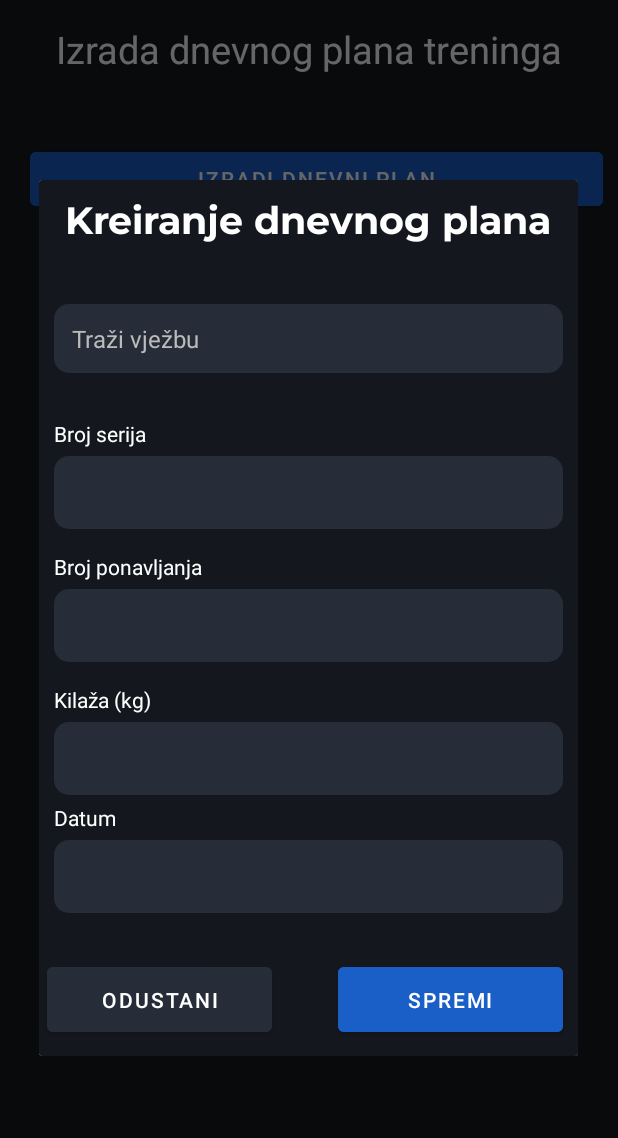
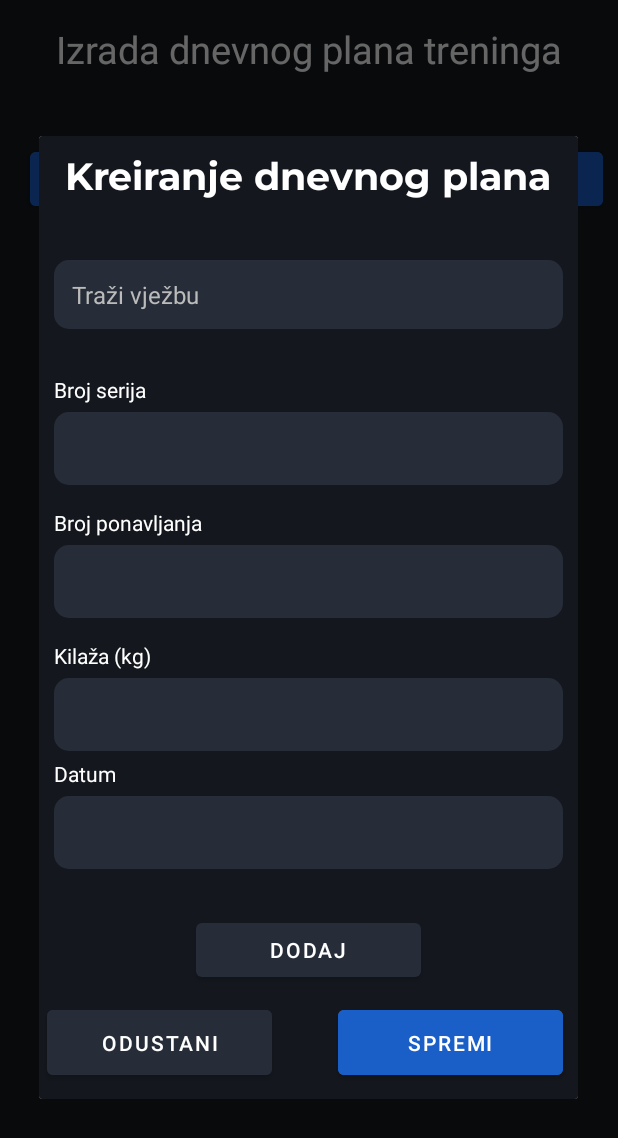
Before and after one commit to AndrejAntonic/RAMPU-projekt, an Android app: the fragment CreateWorkoutPlanFragment shown on its own in the app's theme, after a tap on "IZRADI DNEVNI PLAN", on a phone screen of 412 x 824 dp. Shown: the top 1138 px of the screen. Run offline under Robolectric (Android 15) with nearby library versions, the phone set to English and light mode, and no system bars; our stand-ins replace Firebase (no records; nobody signed in at launch, a user with empty details on screens opened directly).

Commit message:
Dodana tipka Add na xml izrade dnevnog plana treninga kako bi mogli prvo dodati sve vjebe u listu te zadim sa tipkom spremi spremiti cijelu listu u kolekciju na bazi podataka u firebaseu.

```diff
--- a/Software/MyFitness/app/src/main/res/layout/fragment_create_workout_plan_for_day.xml
+++ b/Software/MyFitness/app/src/main/res/layout/fragment_create_workout_plan_for_day.xml
@@ -156,10 +156,23 @@
         android:orientation="horizontal"
         android:layout_marginBottom="10dp"
         android:layout_gravity="center_horizontal">
+        <Button
+            android:id="@+id/btn_add_doneexercise_dialog1"
+            android:layout_width="150dp"
+            android:layout_height="wrap_content"
+            android:text="Dodaj"
+            app:layout_constraintTop_toTopOf="parent"
+            app:layout_constraintStart_toStartOf="parent"
+            app:layout_constraintEnd_toEndOf="parent"
+            app:layout_constraintHorizontal_bias="0.5"
+            app:layout_constraintBottom_toTopOf="@id/btn_cancel_doneexercise_dialog1"
+            app:layout_constraintVertical_bias="0"
+            android:layout_marginBottom="10dp"/>
 
         <Button
             android:id="@+id/btn_cancel_doneexercise_dialog1"
             android:layout_width="150dp"
+            app:layout_constraintTop_toBottomOf="@+id/btn_add_doneexercise_dialog1"
             android:layout_height="wrap_content"
             android:layout_gravity="bottom|end"
             android:layout_marginStart="5dp"
```
